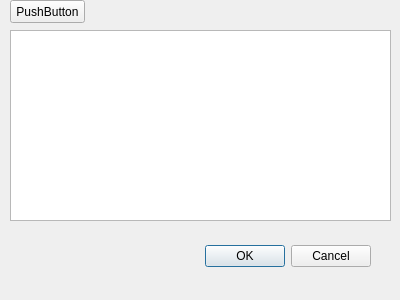
First picture: the form in Python/PythonApplication1/PythonApplication1/Test.ui, repository jsee2020/Visual_Studio, before the edit.
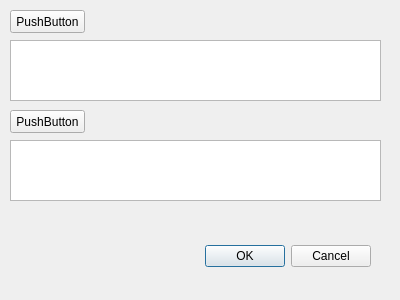
Second picture: the form after the edit.

Patch:
```diff
--- a/Python/PythonApplication1/PythonApplication1/Test.ui
+++ b/Python/PythonApplication1/PythonApplication1/Test.ui
@@ -33,7 +33,7 @@
    <property name="geometry">
     <rect>
      <x>10</x>
-     <y>0</y>
+     <y>10</y>
      <width>75</width>
      <height>23</height>
     </rect>
@@ -46,9 +46,32 @@
    <property name="geometry">
     <rect>
      <x>10</x>
-     <y>30</y>
-     <width>381</width>
-     <height>191</height>
+     <y>40</y>
+     <width>371</width>
+     <height>61</height>
+    </rect>
+   </property>
+  </widget>
+  <widget class="QPushButton" name="pushButton_2">
+   <property name="geometry">
+    <rect>
+     <x>10</x>
+     <y>110</y>
+     <width>75</width>
+     <height>23</height>
+    </rect>
+   </property>
+   <property name="text">
+    <string>PushButton</string>
+   </property>
+  </widget>
+  <widget class="QTextEdit" name="textEdit_2">
+   <property name="geometry">
+    <rect>
+     <x>10</x>
+     <y>140</y>
+     <width>371</width>
+     <height>61</height>
     </rect>
    </property>
   </widget>
```
